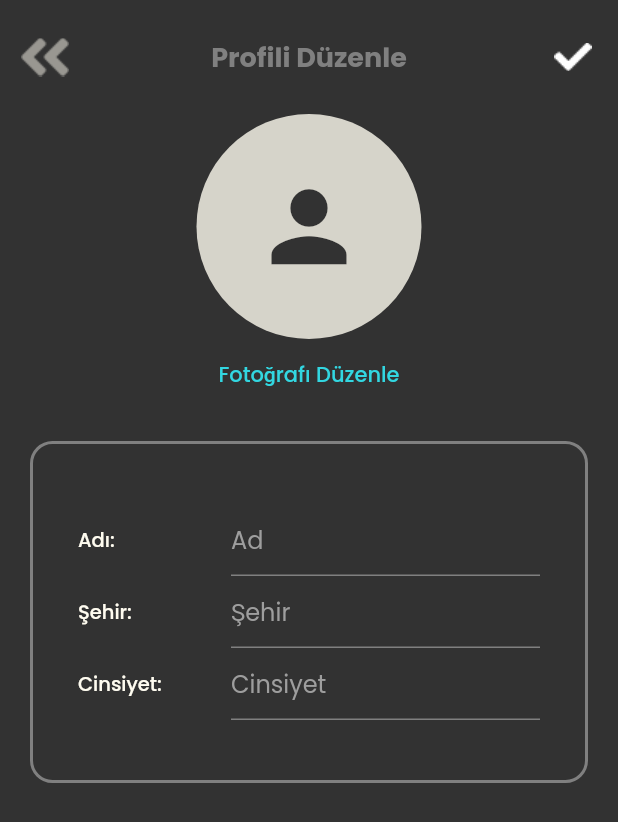
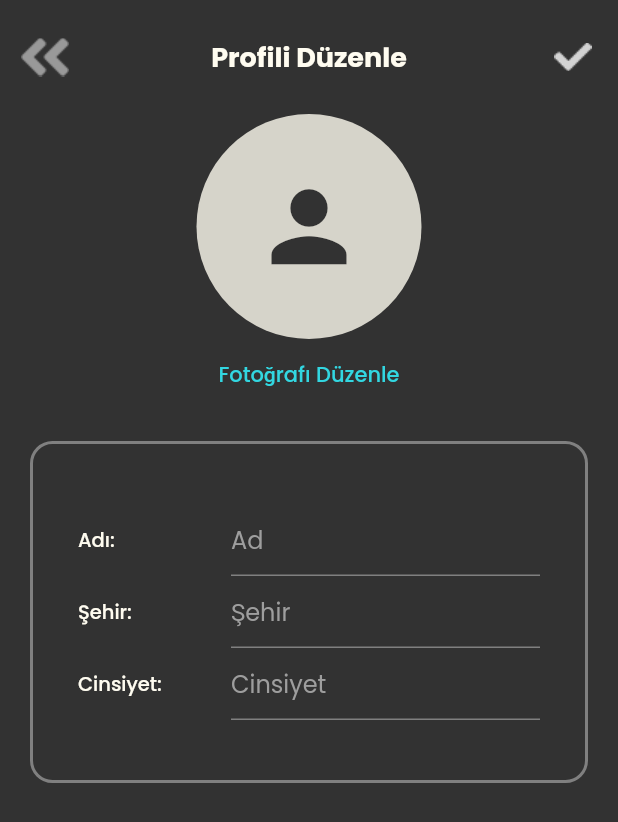
Before and after one commit to aysekayabay/activist_app, a Flutter app: the ProfileEditView screen opened directly, on a phone screen of 412 x 824 dp. Shown: the top 822 px of the screen. Run offline on Flutter 3.47's test engine with Material 2 defaults, Android fonts, the phone set to English and light mode, and no system bars; our stand-ins replace cached_network_image, cloud_firestore, connectivity_plus, firebase_auth, firebase_core, firebase_storage and 16 more; missing offline and left inert: flutter_facebook_auth; accounts and stored records are empty; generated files the repository leaves out were written again; network calls fail.

Commit message:
code update

```diff
--- a/lib/core/components/app_bar/custom_app_bar.dart
+++ b/lib/core/components/app_bar/custom_app_bar.dart
@@ -86,7 +86,7 @@ class CustomAppBar extends StatelessWidget implements PreferredSizeWidget {
         case AppBarWidgets.LOGO:
           return Image.asset(ImageConstants.LOGO_WITH_NAME, width: 102);
         case AppBarWidgets.TITLE:
-          return Align(alignment: Alignment.center, child: Text(centerTitle ?? '', style: Theme.of(context).textTheme.displayLarge!.copyWith(color: AppColors.grey)));
+          return Align(alignment: Alignment.center, child: Text(centerTitle ?? '', style: Theme.of(context).textTheme.displayLarge!.copyWith(color: AppColors.vanillaShake)));
         case AppBarWidgets.WIDGET:
           return centerWidget!;
         default:
--- a/lib/core/components/dialogs/custom_alert_dialog.dart
+++ b/lib/core/components/dialogs/custom_alert_dialog.dart
@@ -39,7 +39,7 @@ class _CustomAlertDialogState extends BaseState<CustomAlertDialog> {
               style: themeData.textTheme.displaySmall!.copyWith(color: AppColors.black, fontSize: 18),
             ),
             SizedBox(height: 15),
-            Text("${widget.description}", style: themeData.textTheme.bodyLarge),
+            Text("${widget.description}", style: themeData.textTheme.bodyLarge!.copyWith(color: AppColors.black)),
             SizedBox(height: 20),
             Divider(
               height: 1,
@@ -49,7 +49,7 @@ class _CustomAlertDialogState extends BaseState<CustomAlertDialog> {
               width: MediaQuery.of(context).size.width,
               height: 50,
               child: InkWell(
-                highlightColor: Colors.grey[200],
+                highlightColor: Colors.red[200],
                 onTap: widget.approveOnTap,
                 child: Center(
                   child: Text(
--- a/lib/product/profile_edit/profile_edit_view.dart
+++ b/lib/product/profile_edit/profile_edit_view.dart
@@ -37,7 +37,8 @@ class _ProfileEditViewState extends BaseState<ProfileEditView> {
           center: AppBarWidgets.TITLE,
           right: AppBarWidgets.DONE,
           left: AppBarWidgets.BACK,
-          leftIconColor: AppColors.vanillaShake,
+          leftIconColor: AppColors.white,
+          rightIconColor: AppColors.lightGrey,
           onTapLeft: () => Navigator.of(context).pop(),
           onTapRight: () async => await _viewModel.saveChanges(context)),
       body: SingleChildScrollView(
```
